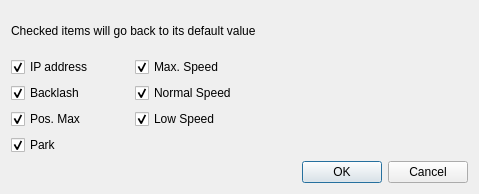
The window that assets/ui/default_select.ui (dev-LNA/HostFocuser160) describes before a commit, drawn with Qt 5.
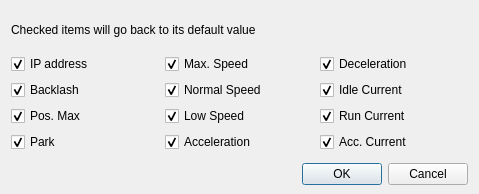
The same window after the commit.

Diff of the .ui file:
```diff
--- a/assets/ui/default_select.ui
+++ b/assets/ui/default_select.ui
@@ -13,7 +13,10 @@
   <property name="windowTitle">
    <string>Form</string>
   </property>
-  <layout class="QGridLayout" name="gridLayout">
+  <layout class="QGridLayout" name="gridLayout_2">
+   <property name="bottomMargin">
+    <number>9</number>
+   </property>
    <item row="0" column="0" colspan="2">
     <layout class="QHBoxLayout" name="horizontalLayout">
      <item>
@@ -45,9 +48,9 @@
     </layout>
    </item>
    <item row="1" column="0" colspan="2">
-    <layout class="QFormLayout" name="formLayout">
-     <property name="horizontalSpacing">
-      <number>41</number>
+    <layout class="QGridLayout" name="gridLayout">
+     <property name="bottomMargin">
+      <number>5</number>
      </property>
      <item row="0" column="0">
       <widget class="QCheckBox" name="cbIpAddress">
@@ -75,6 +78,19 @@
        </property>
       </widget>
      </item>
+     <item row="0" column="2">
+      <widget class="QCheckBox" name="cbDeceleration">
+       <property name="text">
+        <string>Deceleration</string>
+       </property>
+       <property name="checked">
+        <bool>true</bool>
+       </property>
+       <property name="TAG" stdset="0">
+        <string>DECELERATION</string>
+       </property>
+      </widget>
+     </item>
      <item row="1" column="0">
       <widget class="QCheckBox" name="cbBacklash">
        <property name="text">
@@ -101,6 +117,19 @@
        </property>
       </widget>
      </item>
+     <item row="1" column="2">
+      <widget class="QCheckBox" name="cbIdleCurrent">
+       <property name="text">
+        <string>Idle Current</string>
+       </property>
+       <property name="checked">
+        <bool>true</bool>
+       </property>
+       <property name="TAG" stdset="0">
+        <string>IDLE_CURRENT</string>
+       </property>
+      </widget>
+     </item>
      <item row="2" column="0">
       <widget class="QCheckBox" name="cbPosMax">
        <property name="text">
@@ -127,6 +156,19 @@
        </property>
       </widget>
      </item>
+     <item row="2" column="2">
+      <widget class="QCheckBox" name="cbRunCurrent">
+       <property name="text">
+        <string>Run Current</string>
+       </property>
+       <property name="checked">
+        <bool>true</bool>
+       </property>
+       <property name="TAG" stdset="0">
+        <string>RUN_CURRENT</string>
+       </property>
+      </widget>
+     </item>
      <item row="3" column="0">
       <widget class="QCheckBox" name="cbPark">
        <property name="text">
@@ -140,6 +182,32 @@
        </property>
       </widget>
      </item>
+     <item row="3" column="1">
+      <widget class="QCheckBox" name="cbAcceleration">
+       <property name="text">
+        <string>Acceleration</string>
+       </property>
+       <property name="checked">
+        <bool>true</bool>
+       </property>
+       <property name="TAG" stdset="0">
+        <string>ACCELERATION</string>
+       </property>
+      </widget>
+     </item>
+     <item row="3" column="2">
+      <widget class="QCheckBox" name="cbAccCurrent">
+       <property name="text">
+        <string>Acc. Current</string>
+       </property>
+       <property name="checked">
+        <bool>true</bool>
+       </property>
+       <property name="TAG" stdset="0">
+        <string>ACC_CURRENT</string>
+       </property>
+      </widget>
+     </item>
     </layout>
    </item>
    <item row="2" column="0">
```
